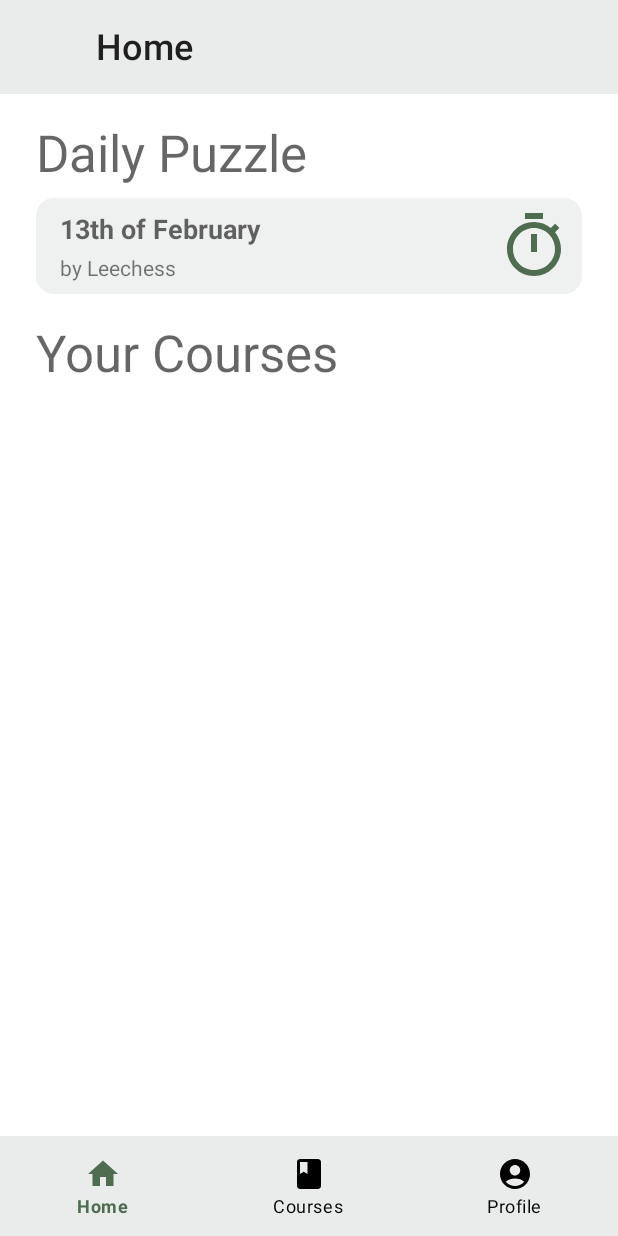
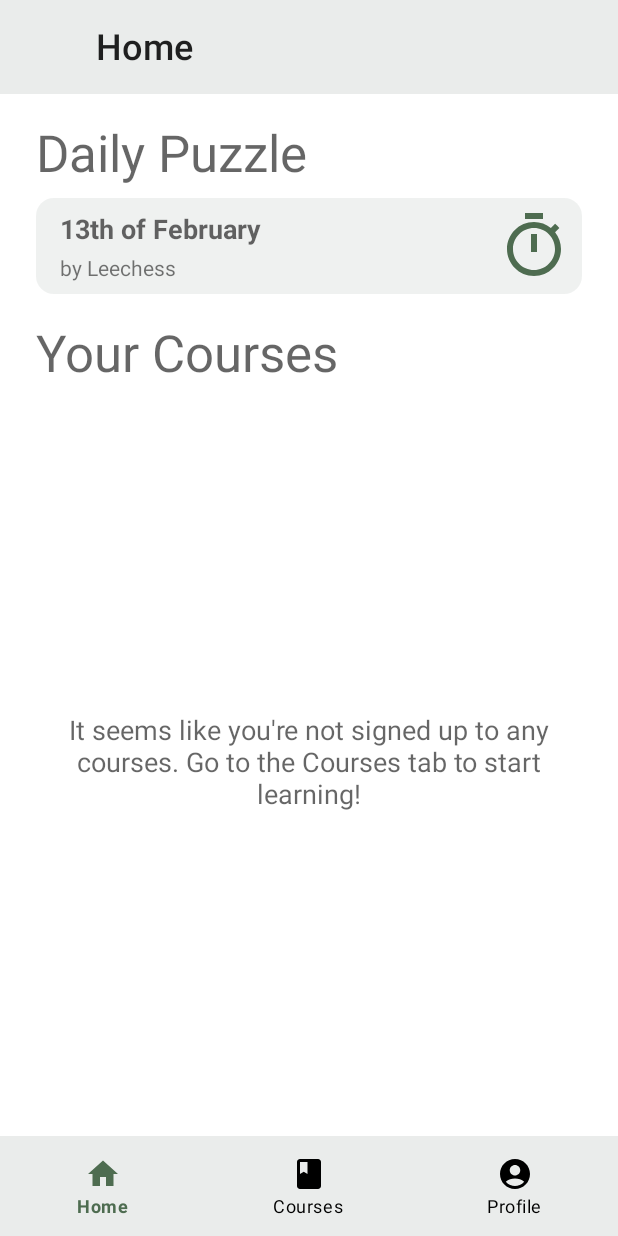
Before and after one commit to benjaminbork/learn-chess-openings, an Android app: the Home screen opened directly, with no data from a screen before it, on a phone screen of 412 x 824 dp. Run offline under Robolectric (Android 15) with nearby library versions, the phone set to English and light mode, and no system bars.

Commit message:
Simple population without data application

```diff
--- /dev/null
+++ b/app/src/main/java/com/example/learnchessopenings/Adapters/dashboardAdapter.kt
@@ -0,0 +1,34 @@
+package com.example.learnchessopenings.Adapters
+
+import android.view.LayoutInflater
+import android.view.View
+import android.view.ViewGroup
+import android.widget.ImageView
+import android.widget.TextView
+import androidx.recyclerview.widget.RecyclerView
+import com.example.learnchessopenings.R
+import com.example.learnchessopenings.ViewModels.dashboardViewModel
+
+class dashboardAdapter(val mList: List<dashboardViewModel>) : RecyclerView.Adapter<dashboardAdapter.ViewHolder>() {
+
+    override fun onCreateViewHolder(parent: ViewGroup, viewType: Int): ViewHolder {
+        val view = LayoutInflater.from(parent.context).inflate(R.layout.dashboard_course_detail_card, parent, false)
+
+        return ViewHolder(view)
+    }
+
+    override fun onBindViewHolder(holder: ViewHolder, position: Int) {
+        val ItemsViewModel = mList[position]
+
+        holder.headerText.text = ItemsViewModel.header
+
+    }
+
+    override fun getItemCount(): Int {
+        return mList.size
+    }
+
+    class ViewHolder(ItemView: View): RecyclerView.ViewHolder(ItemView) {
+        val headerText: TextView = itemView.findViewById(R.id.courseTitle)
+    }
+}
--- a/app/src/main/java/com/example/learnchessopenings/Home.kt
+++ b/app/src/main/java/com/example/learnchessopenings/Home.kt
@@ -2,12 +2,18 @@ package com.example.learnchessopenings
 
 import android.icu.util.Calendar
 import android.os.Bundle
+import android.provider.BaseColumns
 import androidx.fragment.app.Fragment
 import android.view.LayoutInflater
 import android.view.View
 import android.view.ViewGroup
 import com.example.learnchessopenings.DbHelper
 import android.widget.TextView
+import androidx.recyclerview.widget.LinearLayoutManager
+import androidx.recyclerview.widget.RecyclerView
+import com.example.learnchessopenings.Adapters.dashboardAdapter
+import com.example.learnchessopenings.Models.course
+import com.example.learnchessopenings.ViewModels.dashboardViewModel
 import java.text.SimpleDateFormat
 
 // TODO: Rename parameter arguments, choose names that match
@@ -41,6 +47,34 @@ class Home : Fragment() {
     ): View? {
         // Inflate the layout for this fragment
         val homeView = inflater.inflate(R.layout.fragment_home, container, false)
+
+        val dashboardRecycler = homeView.findViewById<RecyclerView>(R.id.dashboardRecycler)
+        dashboardRecycler.layoutManager = LinearLayoutManager(context)
+
+        val data = ArrayList<dashboardViewModel>()
+        val readDb = db.readableDatabase
+        val cursor = readDb.query(
+            course.Course.TABLE_NAME,
+            arrayOf(BaseColumns._ID, course.Course.COLUMN_NAME_TITLE, course.Course.COLUMN_NAME_VARIATIONS),
+            "${course.Course.COLUMN_NAME_ACTIVE} = 1",
+            null,
+            null,
+            null,
+            null
+        )
+        with(cursor) {
+            while(cursor.moveToNext()) {
+                data.add(dashboardViewModel(getString(1)))
+            }
+        }
+        cursor.close()
+
+        if(data.size == 0) {
+            val noCoursesText = homeView.findViewById<TextView>(R.id.noCoursesText)
+            noCoursesText.visibility = View.VISIBLE
+        }
+
+        dashboardRecycler.adapter = dashboardAdapter(data)
 
         writeDailyDate(homeView)
 
--- /dev/null
+++ b/app/src/main/java/com/example/learnchessopenings/ViewModels/dashboardViewModel.kt
@@ -0,0 +1,4 @@
+package com.example.learnchessopenings.ViewModels
+
+data class dashboardViewModel(val header: String) {
+}
--- a/app/src/main/res/layout/fragment_home.xml
+++ b/app/src/main/res/layout/fragment_home.xml
@@ -103,6 +103,35 @@
                 app:layout_constraintStart_toStartOf="parent"
                 app:layout_constraintTop_toBottomOf="@+id/dailyPuzzleCard" />
 
+            <androidx.recyclerview.widget.RecyclerView
+                android:id="@+id/dashboardRecycler"
+                android:layout_width="0dp"
+                android:layout_height="wrap_content"
+                android:layout_marginStart="24dp"
+                android:layout_marginTop="8dp"
+                android:layout_marginEnd="24dp"
+                app:layout_constraintBottom_toBottomOf="parent"
+                app:layout_constraintEnd_toEndOf="parent"
+                app:layout_constraintStart_toStartOf="parent"
+                app:layout_constraintTop_toBottomOf="@+id/yourCoursesHeader"
+                tools:itemCount="1"
+                tools:listitem="@layout/dashboard_course_detail_card" />
+
+            <TextView
+                android:id="@+id/noCoursesText"
+                android:layout_width="0dp"
+                android:layout_height="wrap_content"
+                android:layout_marginStart="32dp"
+                android:layout_marginEnd="32dp"
+                android:text="It seems like you're not signed up to any courses. Go to the Courses tab to start learning!"
+                android:textAlignment="center"
+                android:textAppearance="@style/TextAppearance.AppCompat.Medium"
+                android:visibility="gone"
+                app:layout_constraintBottom_toBottomOf="parent"
+                app:layout_constraintEnd_toEndOf="parent"
+                app:layout_constraintStart_toStartOf="parent"
+                app:layout_constraintTop_toBottomOf="@+id/yourCoursesHeader" />
+
         </androidx.constraintlayout.widget.ConstraintLayout>
     </ScrollView>
 
```
Also changed, not shown: app/src/main/res/layout/dashboard_course_detail_card.xml (+6 -6 lines).
